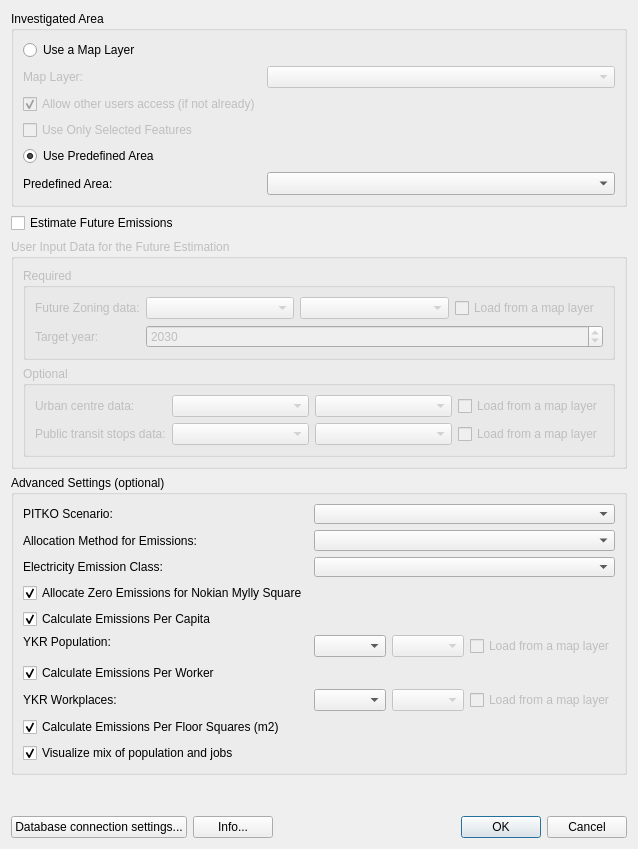
Above: ui/ykr_tool_main.ui from ernoma/assesclimateimpact before the change. Below: the same form after it.
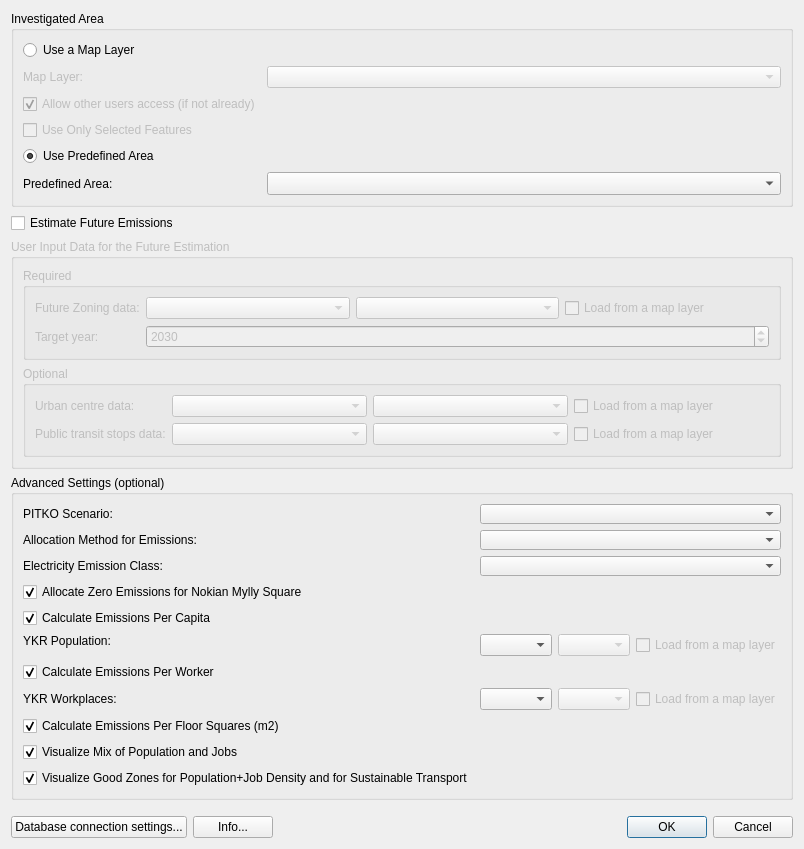
That is the form after the change. Custom widgets are drawn as their Qt base class.

Commit message: Add support to visualize good zones for population and jobs and for sustainable transport

```diff
--- a/ui/ykr_tool_main.ui
+++ b/ui/ykr_tool_main.ui
@@ -536,7 +536,17 @@
           <item row="9" column="0">
            <widget class="QCheckBox" name="checkBoxVisualizePopJobMix">
             <property name="text">
-             <string>Visualize mix of population and jobs</string>
+             <string>Visualize Mix of Population and Jobs</string>
+            </property>
+            <property name="checked">
+             <bool>true</bool>
+            </property>
+           </widget>
+          </item>
+          <item row="10" column="0">
+           <widget class="QCheckBox" name="checkBoxVisualizeGoodZonesForPopJobDensityAndSustainableTransport">
+            <property name="text">
+             <string>Visualize Good Zones for Population+Job Density and for Sustainable Transport</string>
             </property>
             <property name="checked">
              <bool>true</bool>
```
The commit also changes 2 other files.
